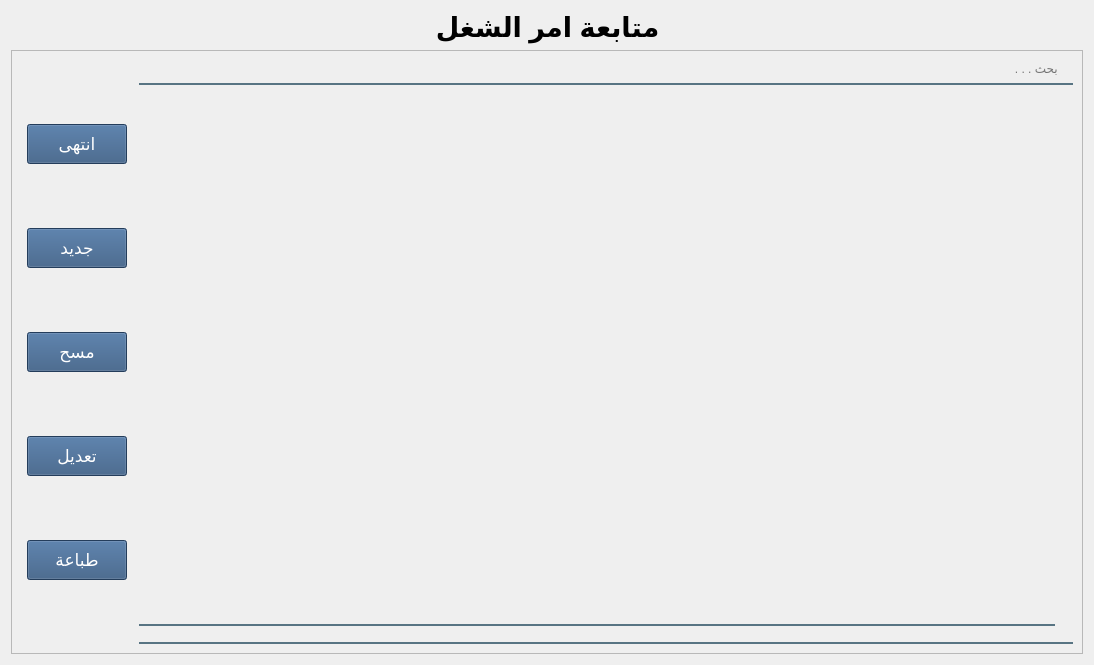
This is forms/followOrder_view.ui in Abdel-RahmanSaied/treeAdvertising as Qt 5 draws it before an edit. The edited form follows.
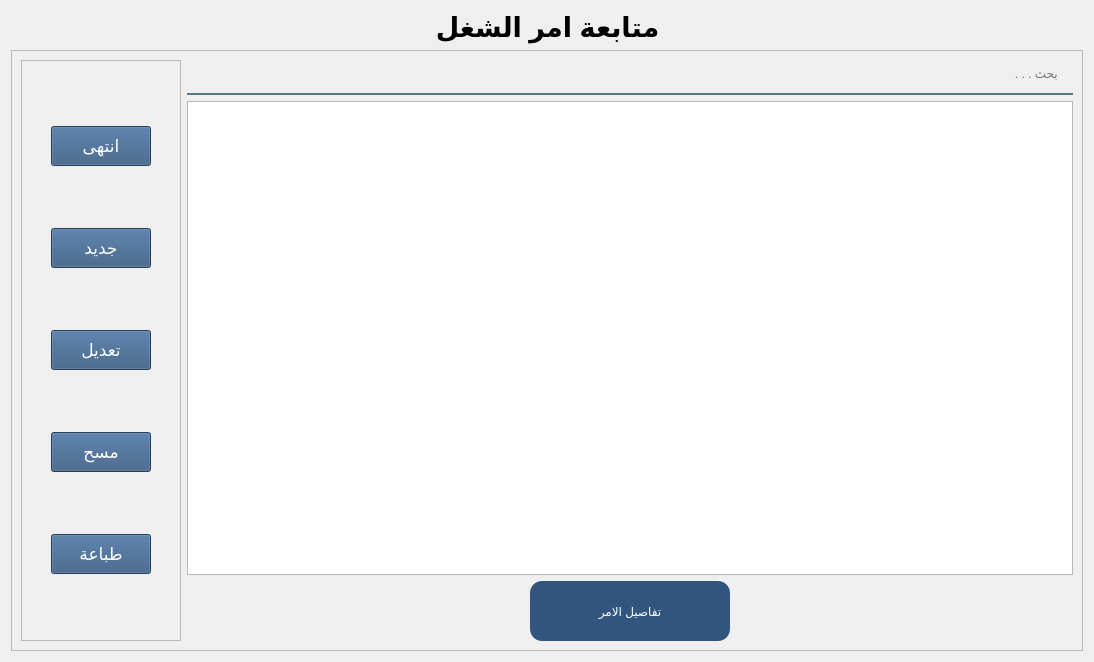
This is the edited form.

Diff of the .ui file:
```diff
--- a/forms/followOrder_view.ui
+++ b/forms/followOrder_view.ui
@@ -7,7 +7,7 @@
     <x>0</x>
     <y>0</y>
     <width>1094</width>
-    <height>665</height>
+    <height>662</height>
    </rect>
   </property>
   <property name="windowTitle">
@@ -72,25 +72,21 @@
       <enum>QFrame::Raised</enum>
      </property>
      <layout class="QGridLayout" name="gridLayout_2">
-      <item row="0" column="0" rowspan="2">
-       <widget class="QSplitter" name="splitter">
-        <property name="orientation">
-         <enum>Qt::Vertical</enum>
+      <item row="0" column="0" rowspan="3">
+       <widget class="QFrame" name="frame_2">
+        <property name="maximumSize">
+         <size>
+          <width>160</width>
+          <height>16777215</height>
+         </size>
         </property>
-        <widget class="QWidget" name="layoutWidget">
-         <layout class="QGridLayout" name="gridLayout_4">
-          <property name="leftMargin">
-           <number>6</number>
-          </property>
-          <property name="topMargin">
-           <number>6</number>
-          </property>
-          <property name="rightMargin">
-           <number>6</number>
-          </property>
-          <property name="bottomMargin">
-           <number>6</number>
-          </property>
+        <property name="frameShape">
+         <enum>QFrame::StyledPanel</enum>
+        </property>
+        <property name="frameShadow">
+         <enum>QFrame::Raised</enum>
+        </property>
+        <layout class="QGridLayout" name="gridLayout">
           <item row="0" column="0">
            <widget class="QPushButton" name="end">
             <property name="sizePolicy">
@@ -105,6 +101,12 @@
               <height>40</height>
              </size>
             </property>
+           <property name="maximumSize">
+            <size>
+             <width>100</width>
+             <height>40</height>
+            </size>
+           </property>
             <property name="font">
              <font>
               <family>Acumin Pro</family>
@@ -142,6 +144,12 @@
               <height>40</height>
              </size>
             </property>
+           <property name="maximumSize">
+            <size>
+             <width>100</width>
+             <height>40</height>
+            </size>
+           </property>
             <property name="font">
              <font>
               <family>Acumin Pro</family>
@@ -166,43 +174,6 @@
            </widget>
           </item>
           <item row="2" column="0">
-           <widget class="QPushButton" name="delete_2">
-            <property name="sizePolicy">
-             <sizepolicy hsizetype="MinimumExpanding" vsizetype="Fixed">
-              <horstretch>0</horstretch>
-              <verstretch>0</verstretch>
-             </sizepolicy>
-            </property>
-            <property name="minimumSize">
-             <size>
-              <width>100</width>
-              <height>40</height>
-             </size>
-            </property>
-            <property name="font">
-             <font>
-              <family>Acumin Pro</family>
-              <pointsize>13</pointsize>
-              <weight>50</weight>
-              <italic>false</italic>
-              <bold>false</bold>
-             </font>
-            </property>
-            <property name="styleSheet">
-             <string notr="true">
- transition-duration: 0.4s;
- color: white;
- background-color :rgb(50, 85, 127);
- border: 2px solid #rgb(50, 85, 127)
-
- box-shadow: 0 12px 16px 0 rgba(0,0,0,0.24), 0 17px 50px 0 rgba(0,0,0,0.19);</string>
-            </property>
-            <property name="text">
-             <string>مسح</string>
-            </property>
-           </widget>
-          </item>
-          <item row="3" column="0">
            <widget class="QPushButton" name="edit">
             <property name="sizePolicy">
              <sizepolicy hsizetype="MinimumExpanding" vsizetype="Fixed">
@@ -216,6 +187,12 @@
               <height>40</height>
              </size>
             </property>
+           <property name="maximumSize">
+            <size>
+             <width>100</width>
+             <height>40</height>
+            </size>
+           </property>
             <property name="font">
              <font>
               <family>Acumin Pro</family>
@@ -239,6 +216,49 @@
             </property>
            </widget>
           </item>
+         <item row="3" column="0">
+          <widget class="QPushButton" name="delete_2">
+           <property name="sizePolicy">
+            <sizepolicy hsizetype="MinimumExpanding" vsizetype="Fixed">
+             <horstretch>0</horstretch>
+             <verstretch>0</verstretch>
+            </sizepolicy>
+           </property>
+           <property name="minimumSize">
+            <size>
+             <width>100</width>
+             <height>40</height>
+            </size>
+           </property>
+           <property name="maximumSize">
+            <size>
+             <width>100</width>
+             <height>40</height>
+            </size>
+           </property>
+           <property name="font">
+            <font>
+             <family>Acumin Pro</family>
+             <pointsize>13</pointsize>
+             <weight>50</weight>
+             <italic>false</italic>
+             <bold>false</bold>
+            </font>
+           </property>
+           <property name="styleSheet">
+            <string notr="true">
+ transition-duration: 0.4s;
+ color: white;
+ background-color :rgb(50, 85, 127);
+ border: 2px solid #rgb(50, 85, 127)
+
+ box-shadow: 0 12px 16px 0 rgba(0,0,0,0.24), 0 17px 50px 0 rgba(0,0,0,0.19);</string>
+           </property>
+           <property name="text">
+            <string>مسح</string>
+           </property>
+          </widget>
+         </item>
           <item row="4" column="0">
            <widget class="QPushButton" name="print">
             <property name="sizePolicy">
@@ -253,6 +273,12 @@
               <height>40</height>
              </size>
             </property>
+           <property name="maximumSize">
+            <size>
+             <width>100</width>
+             <height>40</height>
+            </size>
+           </property>
             <property name="font">
              <font>
               <family>Acumin Pro</family>
@@ -278,35 +304,15 @@
           </item>
          </layout>
         </widget>
-       </widget>
       </item>
-      <item row="1" column="1">
-       <widget class="QScrollArea" name="oreders_scrollArea">
-        <property name="styleSheet">
-         <string notr="true">background-color:rgba(0, 0, 0, 0);
-border:none;
-border-bottom:2px solid rgba(46, 82, 101, 200);
-
-padding-bottom:7px;
-font: 11pt &quot;Acumin Pro&quot;;</string>
-        </property>
-        <property name="widgetResizable">
-         <bool>true</bool>
-        </property>
-        <widget class="QWidget" name="scrollAreaWidgetContents">
-         <property name="geometry">
-          <rect>
-           <x>0</x>
-           <y>0</y>
-           <width>920</width>
-           <height>530</height>
-          </rect>
-         </property>
-        </widget>
-       </widget>
-      </item>
-      <item row="0" column="1">
+      <item row="0" column="1" colspan="3">
        <widget class="QLineEdit" name="search_lineEdit">
+        <property name="minimumSize">
+         <size>
+          <width>800</width>
+          <height>35</height>
+         </size>
+        </property>
         <property name="styleSheet">
          <string notr="true">background-color:rgba(0, 0, 0, 0);
 border:none;
@@ -320,6 +326,92 @@
         </property>
        </widget>
       </item>
+      <item row="1" column="1" colspan="3">
+       <widget class="QListWidget" name="listWidget">
+        <property name="font">
+         <font>
+          <family>Bahnschrift SemiBold</family>
+          <pointsize>23</pointsize>
+          <weight>75</weight>
+          <bold>true</bold>
+         </font>
+        </property>
+        <property name="layoutDirection">
+         <enum>Qt::RightToLeft</enum>
+        </property>
+        <property name="textElideMode">
+         <enum>Qt::ElideRight</enum>
+        </property>
+        <property name="verticalScrollMode">
+         <enum>QAbstractItemView::ScrollPerItem</enum>
+        </property>
+        <property name="movement">
+         <enum>QListView::Static</enum>
+        </property>
+        <property name="flow">
+         <enum>QListView::TopToBottom</enum>
+        </property>
+        <property name="spacing">
+         <number>10</number>
+        </property>
+        <property name="viewMode">
+         <enum>QListView::ListMode</enum>
+        </property>
+       </widget>
+      </item>
+      <item row="2" column="1">
+       <spacer name="horizontalSpacer">
+        <property name="orientation">
+         <enum>Qt::Horizontal</enum>
+        </property>
+        <property name="sizeHint" stdset="0">
+         <size>
+          <width>336</width>
+          <height>20</height>
+         </size>
+        </property>
+       </spacer>
+      </item>
+      <item row="2" column="2">
+       <widget class="QPushButton" name="next_btn">
+        <property name="minimumSize">
+         <size>
+          <width>200</width>
+          <height>60</height>
+         </size>
+        </property>
+        <property name="maximumSize">
+         <size>
+          <width>16777215</width>
+          <height>16777215</height>
+         </size>
+        </property>
+        <property name="styleSheet">
+         <string notr="true">font: 11pt &quot;Acumin Pro&quot;;
+color: rgb(255, 255, 255);
+background-color: rgb(50, 85, 127);
+
+ border-radius: 12px;
+</string>
+        </property>
+        <property name="text">
+         <string>تفاصيل الامر</string>
+        </property>
+       </widget>
+      </item>
+      <item row="2" column="3">
+       <spacer name="horizontalSpacer_2">
+        <property name="orientation">
+         <enum>Qt::Horizontal</enum>
+        </property>
+        <property name="sizeHint" stdset="0">
+         <size>
+          <width>336</width>
+          <height>20</height>
+         </size>
+        </property>
+       </spacer>
+      </item>
      </layout>
     </widget>
    </item>
```
Lines whose indentation alone changed are shown as unchanged.
